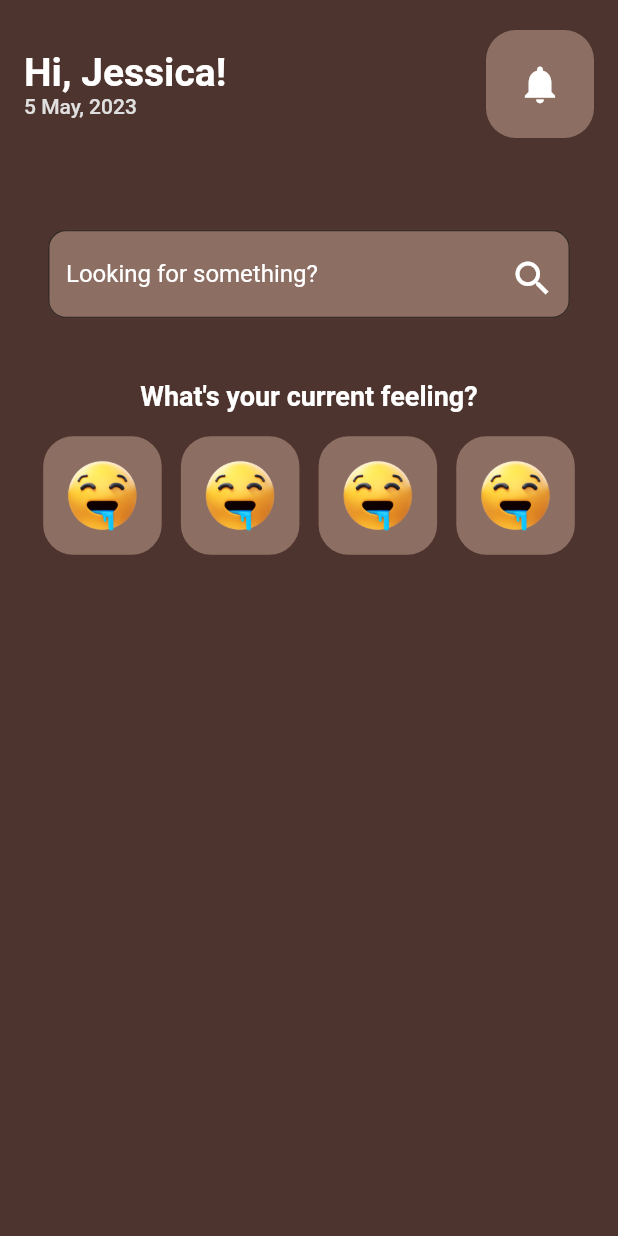
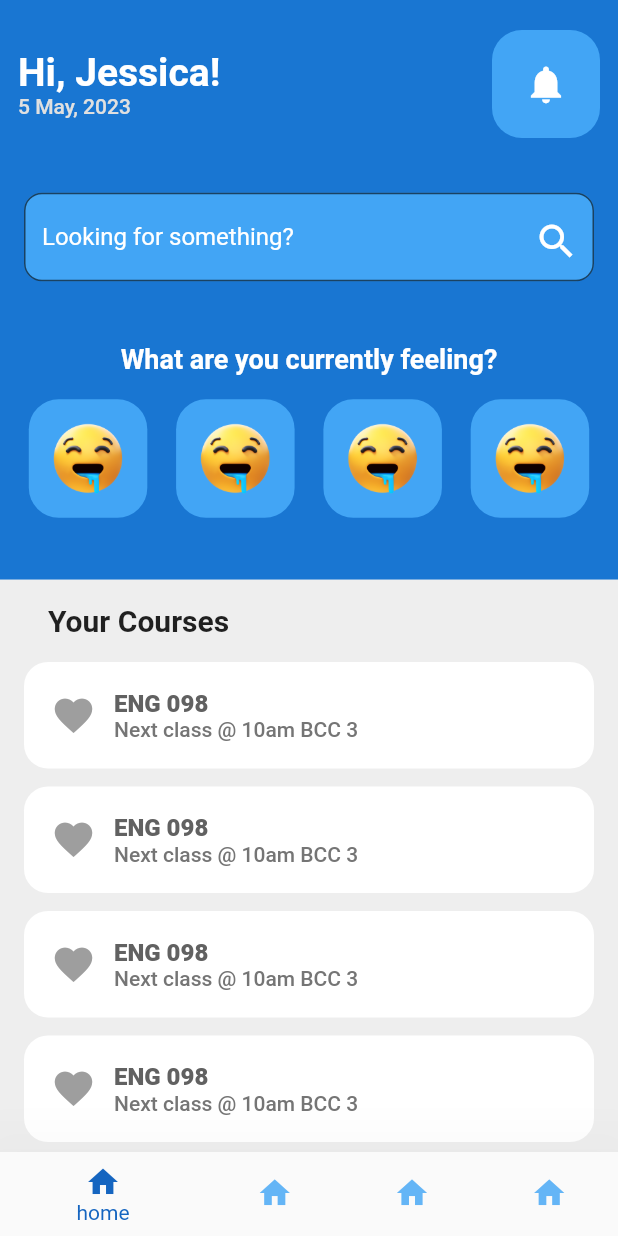
Before and after one commit to IamMuuo/academia, a Flutter app: the HomePage screen opened directly, on a phone screen of 412 x 824 dp. Run offline on Flutter 3.47's test engine with Material 2 defaults, Android fonts, the phone set to English and light mode, and no system bars; Roboto replaces fonts that are missing (Poppins).

Commit message:
Completed homepage design

```diff
--- a/lib/pages/home_page.dart
+++ b/lib/pages/home_page.dart
@@ -1,3 +1,4 @@
+import 'package:academia/widgets/course_card.dart';
 import 'package:flutter/material.dart';
 import 'package:academia/widgets/emojicon.dart';
 
@@ -20,17 +21,15 @@ class _HomePageState extends State<HomePage> {
   @override
   Widget build(BuildContext context) {
     return Scaffold(
-      backgroundColor: Colors.brown[800],
+        backgroundColor: Colors.blue[700],
         body: SafeArea(
-        child: Padding(
-          padding: const EdgeInsets.only(
-            left: 16,
-            right: 16,
-          ),
+          child: SingleChildScrollView(
             child: Column(
               children: [
-              Padding(
-                padding: EdgeInsets.fromLTRB(0, 20, 0, 20),
+                Container(
+                  padding: const EdgeInsets.symmetric(horizontal: 12),
+                  child: Padding(
+                    padding: const EdgeInsets.fromLTRB(0, 20, 0, 20),
                     child: Row(
                       mainAxisAlignment: MainAxisAlignment.spaceBetween,
                       children: [
@@ -58,7 +57,7 @@ class _HomePageState extends State<HomePage> {
                         Container(
                           padding: const EdgeInsets.all(12),
                           decoration: BoxDecoration(
-                        color: Colors.brown[400],
+                            color: Colors.blue[400],
                             borderRadius: const BorderRadius.all(
                               Radius.circular(20),
                             ),
@@ -75,9 +74,10 @@ class _HomePageState extends State<HomePage> {
                       ],
                     ),
                   ),
+                ),
 
                 SizedBox(
-                height: MediaQuery.of(context).size.height * 0.05,
+                  height: MediaQuery.of(context).size.height * 0.02,
                 ),
 
                 // Search bar
@@ -88,11 +88,12 @@ class _HomePageState extends State<HomePage> {
                   ),
                   child: TextField(
                     controller: _searchController,
+                    cursorColor: Colors.white,
                     decoration: InputDecoration(
                       filled: true,
-                    fillColor: Colors.brown[400],
+                      fillColor: Colors.blue[400],
                       suffixIcon: IconButton(
-                      padding: EdgeInsets.all(16),
+                        padding: const EdgeInsets.all(16),
                         onPressed: () {},
                         icon: const Icon(
                           Icons.search,
@@ -117,7 +118,7 @@ class _HomePageState extends State<HomePage> {
 
                 // mood text
                 const Text(
-                "What's your current feeling?",
+                  "What are you currently feeling?",
                   textAlign: TextAlign.left,
                   style: TextStyle(
                     color: Colors.white,
@@ -132,17 +133,91 @@ class _HomePageState extends State<HomePage> {
 
                 Row(
                   mainAxisAlignment: MainAxisAlignment.spaceEvenly,
-                children: [
+                  children: const [
                     Emojicon(),
                     Emojicon(),
                     Emojicon(),
                     Emojicon(),
                   ],
-              )
+                ),
+
+                SizedBox(
+                  height: MediaQuery.of(context).size.height * 0.05,
+                ),
+
+                // Courses you are taking
+
+                Container(
+                  padding: EdgeInsets.symmetric(
+                    horizontal: 16,
+                  ),
+                  color: Colors.grey[200],
+                  child: Column(
+                    crossAxisAlignment: CrossAxisAlignment.stretch,
+                    children: [
+                      // Heading section
+                      const Padding(
+                        padding: EdgeInsets.symmetric(
+                          vertical: 16,
+                          horizontal: 16,
+                        ),
+                        child: Text(
+                          'Your Courses',
+                          style: TextStyle(
+                            fontSize: 20,
+                            fontWeight: FontWeight.bold,
+                          ),
+                        ),
+                      ),
+
+                      // Courses
+
+                      Column(
+                        crossAxisAlignment: CrossAxisAlignment.center,
+                        mainAxisAlignment: MainAxisAlignment.spaceBetween,
+                        children: const [
+                          CourseCard(),
+                          SizedBox(height: 12),
+                          CourseCard(),
+                          SizedBox(height: 12),
+                          CourseCard(),
+                          SizedBox(height: 12),
+                          CourseCard(),
+                          SizedBox(height: 12),
+                          CourseCard(),
+                          SizedBox(height: 12),
+                        ],
+                      ),
+                    ],
+                  ),
+                ),
               ],
             ),
           ),
         ),
-    );
+        bottomNavigationBar: BottomNavigationBar(
+            elevation: 50,
+            backgroundColor: Colors.blue,
+            unselectedItemColor: Colors.blue[300],
+            selectedItemColor: Colors.blue[800],
+            useLegacyColorScheme: true,
+            items: const [
+              BottomNavigationBarItem(
+                icon: Icon(Icons.home),
+                label: 'home',
+              ),
+              BottomNavigationBarItem(
+                icon: Icon(Icons.home),
+                label: 'home',
+              ),
+              BottomNavigationBarItem(
+                icon: Icon(Icons.home),
+                label: 'home',
+              ),
+              BottomNavigationBarItem(
+                icon: Icon(Icons.home),
+                label: 'home',
+              ),
+            ]));
   }
 }
--- /dev/null
+++ b/lib/widgets/course_card.dart
@@ -0,0 +1,57 @@
+import 'package:flutter/material.dart';
+
+class CourseCard extends StatefulWidget {
+  const CourseCard({super.key});
+
+  @override
+  State<CourseCard> createState() => _CourseCardState();
+}
+
+class _CourseCardState extends State<CourseCard> {
+  @override
+  Widget build(BuildContext context) {
+    return Container(
+      padding: const EdgeInsets.all(18),
+      decoration: const BoxDecoration(
+        color: Colors.white,
+        borderRadius: BorderRadius.all(
+          Radius.circular(16),
+        ),
+      ),
+      child: Row(
+        children: [
+          const Icon(
+            Icons.favorite,
+            color: Colors.grey,
+            size: 30,
+          ),
+          const SizedBox(
+            width: 12,
+          ),
+          Column(
+            crossAxisAlignment: CrossAxisAlignment.start,
+            children: [
+              // Icon
+              // Course name
+              Text(
+                'ENG 098',
+                style: TextStyle(
+                  fontWeight: FontWeight.w800,
+                  fontSize: 16,
+                  color: Colors.grey[700],
+                ),
+              ),
+              Text(
+                'Next class @ 10am BCC 3',
+                style: TextStyle(
+                  fontWeight: FontWeight.w500,
+                  color: Colors.grey[600],
+                ),
+              )
+            ],
+          ),
+        ],
+      ),
+    );
+  }
+}
--- a/lib/widgets/emojicon.dart
+++ b/lib/widgets/emojicon.dart
@@ -13,7 +13,7 @@ class _EmojiconState extends State<Emojicon> {
     return Container(
       padding: const EdgeInsets.all(12),
       decoration: BoxDecoration(
-        color: Colors.brown[400],
+        color: Colors.blue[400],
         borderRadius: const BorderRadius.all(
           Radius.circular(20),
         ),
```
Lines whose indentation alone changed are shown as unchanged.
